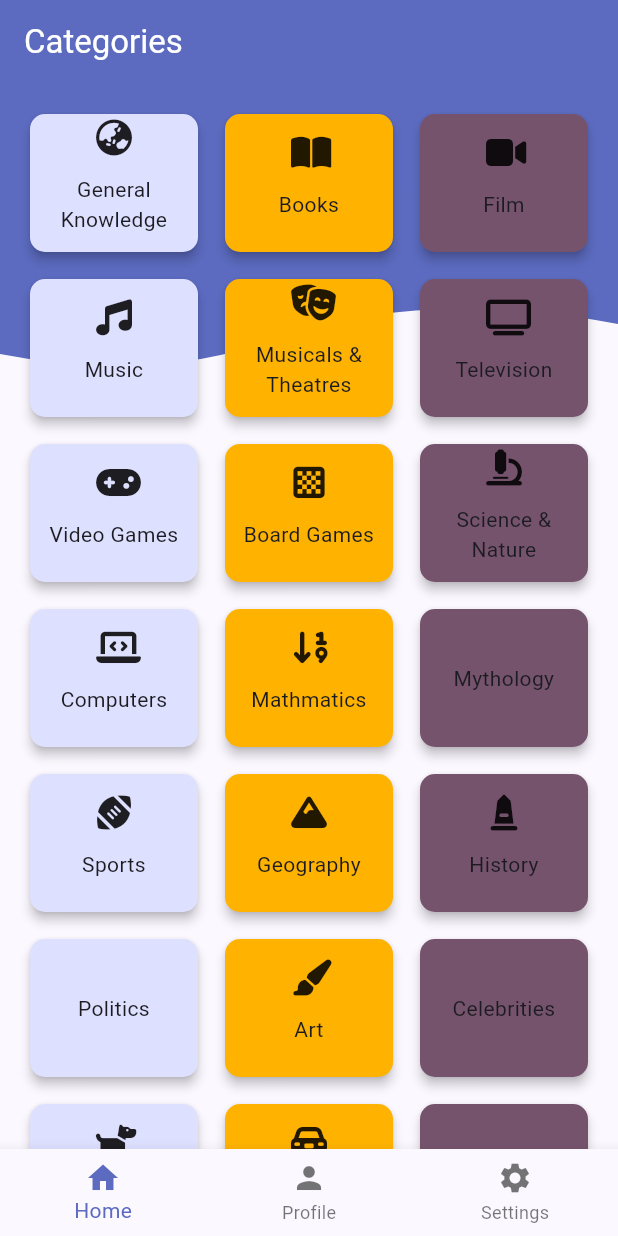
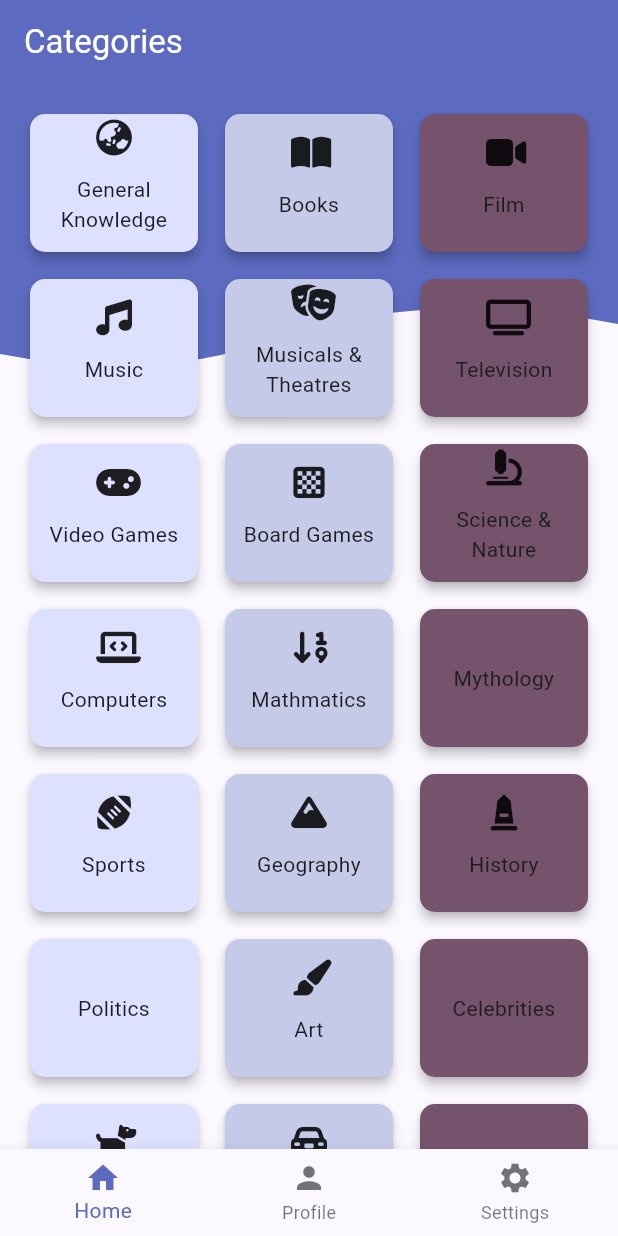
Before and after one commit to sanckh/TriviaNight, a Flutter app: the screen it shows once a user with an empty profile is signed in, on a phone screen of 412 x 824 dp. Run offline on Flutter 3.47's test engine with Material 2 defaults, Android fonts, the phone set to English and light mode, and no system bars; drawn by our look-alikes of auto_size_text; our stand-ins replace cloud_firestore, firebase_auth, firebase_core, flutter_custom_clippers, font_awesome_flutter, html_unescape and 1 more; accounts and stored records are empty.

Commit message:
settings are done for now. ui looks great

```diff
--- a/lib/main.dart
+++ b/lib/main.dart
@@ -56,7 +56,7 @@ class _MainAppState extends State<MainApp> {
           brightness: Brightness.light,
           primary: Colors.indigo.shade400,
           onPrimary: Colors.black,
-          secondary: Colors.amber.shade600,
+          secondary: Colors.indigo.shade100,
           error: Colors.red.shade400,
         ),
         fontFamily: 'Roboto',
@@ -69,9 +69,11 @@ class _MainAppState extends State<MainApp> {
           backgroundColor: Colors.indigo.shade400,
           foregroundColor: Colors.white,
         ),
-        buttonTheme: ButtonThemeData(
-          buttonColor: Colors.amber.shade400,
-          textTheme: ButtonTextTheme.primary,
+        elevatedButtonTheme: ElevatedButtonThemeData(
+          style: ButtonStyle(
+            backgroundColor: MaterialStateProperty.all(Colors.indigo.shade400),
+            foregroundColor: MaterialStateProperty.all(Colors.black),
+          ),
         ),
       ),
       darkTheme: ThemeData(
@@ -81,7 +83,7 @@ class _MainAppState extends State<MainApp> {
           seedColor: Colors.indigo.shade400,
           brightness: Brightness.dark,
           primary: Colors.indigo.shade700,
-          secondary: Colors.amber.shade700,
+          secondary: Colors.indigo.shade200,
           error: Colors.red.shade600,
           onPrimary: Colors.white,
         ),
@@ -95,9 +97,11 @@ class _MainAppState extends State<MainApp> {
           backgroundColor: Colors.indigo.shade700,
           foregroundColor: Colors.white,
         ),
-        buttonTheme: ButtonThemeData(
-          buttonColor: Colors.amber.shade700,
-          textTheme: ButtonTextTheme.primary,
+        elevatedButtonTheme: ElevatedButtonThemeData(
+          style: ButtonStyle(
+            backgroundColor: MaterialStateProperty.all(Colors.indigo.shade700),
+            foregroundColor: MaterialStateProperty.all(Colors.white),
+          ),
         ),
       ),
       themeMode: themeProvider.themeMode,
--- a/lib/widgets/main_navigation_screen.dart
+++ b/lib/widgets/main_navigation_screen.dart
@@ -84,7 +84,7 @@ class _MainNavigationScreenState extends State<MainNavigationScreen> {
               onTap: (index) async {
                 await _saveIndex(index);
                 _currentIndexNotifier.value =
-                    index; // Then update the ValueNotifier
+                    index;
               },
               items: [
                 BottomNavigationBarItem(
```
Also changed, not shown: lib/views/profile_screen.dart (+11 -10 lines).
